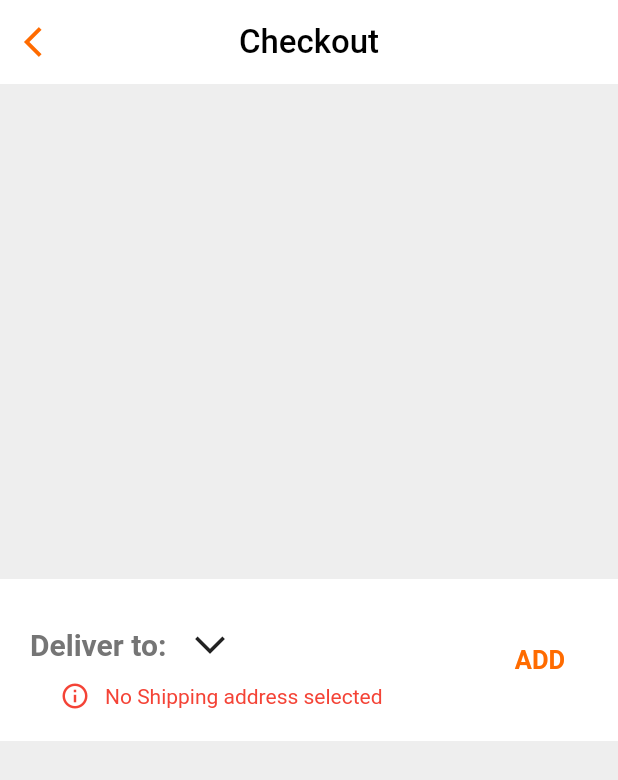
After one commit to LogicKahanHai/Flutter-Customer-App, a Flutter app: the CartPage screen opened directly, on a phone screen of 412 x 824 dp. The commit adds this screen. Shown: the top 780 px of the screen. Run offline on Flutter 3.47's test engine with Material 2 defaults, Android fonts, the phone set to English and light mode, and no system bars; our stand-ins replace bloc, carousel_slider, equatable, flutter_animate, flutter_bloc, google_fonts and 2 more.

Commit message:
Cart Page in progress with some hot-fixes in Product UI
Changes in this commit: -
1. Added Cart Teaser on Product Page.
2. Made the Address component globally accessible and updatable (will be).
3. started building the Cart UI.

```diff
--- /dev/null
+++ b/lib/common/components/address.dart
@@ -0,0 +1,138 @@
+// ignore_for_file: library_private_types_in_public_api
+
+import 'dart:io';
+
+import 'package:flutter/material.dart';
+
+class AddressContainer extends StatefulWidget {
+  const AddressContainer({Key? key}) : super(key: key);
+
+  @override
+  _AddressContainerState createState() => _AddressContainerState();
+}
+
+class _AddressContainerState extends State<AddressContainer> {
+  @override
+  Widget build(BuildContext context) {
+    return Platform.isIOS
+        ? Container(
+            width: double.infinity,
+            padding: const EdgeInsets.symmetric(horizontal: 20),
+            color: Colors.white,
+            child: SafeArea(
+              child: Row(
+                mainAxisAlignment: MainAxisAlignment.spaceBetween,
+                children: [
+                  Column(
+                    crossAxisAlignment: CrossAxisAlignment.start,
+                    children: [
+                      Row(
+                        children: [
+                          Text(
+                            'Deliver to: ',
+                            style: TextStyle(
+                              fontSize: 20,
+                              fontWeight: FontWeight.bold,
+                              color: Colors.grey.shade600,
+                            ),
+                          ),
+                          RotatedBox(
+                            quarterTurns: 3,
+                            child: IconButton(
+                              onPressed: () {},
+                              icon: const Icon(Icons.arrow_back_ios_new),
+                            ),
+                          )
+                        ],
+                      ),
+                      const Row(
+                        children: [
+                          SizedBox(width: 20),
+                          Icon(
+                            Icons.info_outline,
+                            color: Colors.red,
+                            size: 20,
+                          ),
+                          SizedBox(width: 10),
+                          Text(
+                            'No Shipping address selected',
+                            style: TextStyle(color: Colors.red),
+                          )
+                        ],
+                      ),
+                      const SizedBox(height: 15),
+                    ],
+                  ),
+                  TextButton(
+                    onPressed: () {},
+                    child: const Text(
+                      'ADD',
+                      style: TextStyle(
+                        fontWeight: FontWeight.bold,
+                        fontSize: 17,
+                      ),
+                    ),
+                  )
+                ],
+              ),
+            ),
+          )
+        : Container(
+            width: double.infinity,
+            padding: const EdgeInsets.all(20),
+            color: Colors.white,
+            child: Row(
+              mainAxisAlignment: MainAxisAlignment.spaceBetween,
+              children: [
+                Column(
+                  crossAxisAlignment: CrossAxisAlignment.start,
+                  children: [
+                    Row(
+                      children: [
+                        Text(
+                          'Deliver to: ',
+                          style: TextStyle(
+                            fontSize: 20,
+                            fontWeight: FontWeight.bold,
+                            color: Colors.grey.shade600,
+                          ),
+                        ),
+                        RotatedBox(
+                            quarterTurns: 3,
+                            child: IconButton(
+                                onPressed: () {},
+                                icon: const Icon(Icons.arrow_back_ios_new)))
+                      ],
+                    ),
+                    const Row(
+                      children: [
+                        SizedBox(width: 20),
+                        Icon(
+                          Icons.info_outline,
+                          color: Colors.red,
+                          size: 20,
+                        ),
+                        SizedBox(width: 10),
+                        Text(
+                          'No Shipping address selected',
+                          style: TextStyle(color: Colors.red),
+                        )
+                      ],
+                    )
+                  ],
+                ),
+                TextButton(
+                  onPressed: () {},
+                  child: const Text(
+                    'ADD',
+                    style: TextStyle(
+                      fontWeight: FontWeight.bold,
+                      fontSize: 17,
+                    ),
+                  ),
+                )
+              ],
+            ),
+          );
+  }
+}
--- /dev/null
+++ b/lib/common/components/common_components.dart
@@ -0,0 +1 @@
+export 'address.dart';
--- a/lib/constants/theme.dart
+++ b/lib/constants/theme.dart
@@ -1,3 +1,5 @@
+import 'dart:io';
+
 import 'package:flutter/material.dart';
 import 'package:google_fonts/google_fonts.dart';
 
@@ -18,7 +20,7 @@ class PKTheme {
         color: primaryColor,
       ),
     ),
-    fontFamily: GoogleFonts.dmSans().fontFamily,
+    fontFamily: Platform.isIOS ? GoogleFonts.dmSans().fontFamily : null,
     textTheme: const TextTheme(
       displaySmall: TextStyle(
         color: primaryColor,
--- a/lib/models/cart_item_model.dart
+++ b/lib/models/cart_item_model.dart
@@ -61,4 +61,7 @@ class CartItemModel {
           product.selectedVariant,
         ).salePrice,
         quantity = 1;
+
+  double get total =>
+      regPrice != salePrice ? salePrice * quantity : regPrice * quantity;
 }
--- a/lib/reusable/bottom_nav_bar.dart
+++ b/lib/reusable/bottom_nav_bar.dart
@@ -17,16 +17,18 @@ Widget bottomNavBar({
       switch (index) {
         case 0:
           if (currentPage != 'home') {
+            //FIXME: This should basically pop the stack till home page and not push a new page, because new page loads again and calls the server again.
             Navigator.pushReplacement(
                 context,
                 RouteAnimations(
                   nextPage: const HomePage(),
-                  animationDirection: AnimationDirection.leftToRight,
+                  animationDirection: AnimationDirection.rightToLeft,
                 ).createRoute());
           }
           break;
         case 1:
           if (currentIndex != 1) {
+            //FIXME: This is a temporary fix, remove this when the "Saved/bookmark page" is ready.
             ScaffoldMessenger.of(context).showSnackBar(
               const SnackBar(
                 content: Text('Coming soon'),
@@ -46,6 +48,7 @@ Widget bottomNavBar({
           break;
         case 2:
           if (currentIndex != 2) {
+            //FIXME: This is a temporary fix, remove this when the "Profile page" is ready.
             ScaffoldMessenger.of(context).showSnackBar(
               const SnackBar(
                 content: Text('Coming soon'),
@@ -65,6 +68,7 @@ Widget bottomNavBar({
           break;
         case 3:
           if (currentIndex != 3) {
+            //FIXME: This is a temporary fix, remove this when the "Cart page" is ready.
             ScaffoldMessenger.of(context).showSnackBar(
               const SnackBar(
                 content: Text('Coming soon'),
--- /dev/null
+++ b/lib/screens/cart/ui/cart_page.dart
@@ -0,0 +1,51 @@
+// ignore_for_file: library_private_types_in_public_api
+
+import 'package:flutter/material.dart';
+import 'package:pk_customer_app/common/components/common_components.dart';
+import 'package:pk_customer_app/constants/route_animations.dart';
+import 'package:pk_customer_app/screens/home/ui/home_page.dart';
+
+class CartPage extends StatefulWidget {
+  const CartPage({Key? key}) : super(key: key);
+
+  @override
+  _CartPageState createState() => _CartPageState();
+}
+
+class _CartPageState extends State<CartPage> {
+  @override
+  Widget build(BuildContext context) {
+    return Scaffold(
+      backgroundColor: Colors.grey.shade200,
+      appBar: AppBar(
+        elevation: 0,
+        centerTitle: true,
+        title: const Text('Checkout',
+            style: TextStyle(fontSize: 22, color: Colors.black)),
+        leading: IconButton(
+          onPressed: () => Navigator.pushAndRemoveUntil(
+              context,
+              RouteAnimations(
+                nextPage: const HomePage(),
+                animationDirection: AnimationDirection.rightToLeft,
+              ).createRoute(),
+              (route) => false),
+          icon: const Icon(Icons.arrow_back_ios),
+        ),
+      ),
+      body: Center(
+          child: Container(
+        child: const SingleChildScrollView(
+          physics: BouncingScrollPhysics(),
+          child: Column(
+            children: [
+              const SizedBox(height: 20),
+              AddressContainer(),
+              const SizedBox(height: 20),
+            ],
+          ),
+        ),
+      )),
+    );
+  }
+}
--- a/lib/screens/home/ui/home_page.dart
+++ b/lib/screens/home/ui/home_page.dart
@@ -2,6 +2,7 @@ import 'package:flutter/material.dart';
 import 'package:flutter_animate/flutter_animate.dart';
 import 'package:flutter_bloc/flutter_bloc.dart';
 import 'package:pk_customer_app/common/blocs/export_blocs.dart';
+import 'package:pk_customer_app/common/components/common_components.dart';
 import 'package:pk_customer_app/constants/theme.dart';
 import 'package:pk_customer_app/reusable/bottom_nav_bar.dart';
 import 'package:pk_customer_app/screens/home/bloc/home_bloc.dart';
@@ -77,7 +78,7 @@ class _HomePageState extends State<HomePage>
                     create: (context) => HomeBloc(),
                     child: Column(
                       children: [
-                        const HomeAddressSelectComponent()
+                        const AddressContainer()
                             .animate(controller: _animationController)
                             .fade(
                               delay: 0.ms,
--- a/lib/screens/product/components/pdt_components.dart
+++ b/lib/screens/product/components/pdt_components.dart
@@ -5,3 +5,4 @@ export 'pincode_component.dart';
 export 'in_fo_gredients.dart';
 export 'reviews_component.dart';
 export 'size_qty.dart';
+export 'cart_teaser.dart';
```
Also changed, not shown: lib/models/cart_model.dart (+7 -1 lines), lib/screens/product/components/buy_cart_buttons.dart (+10 -4 lines), lib/screens/product/components/cart_teaser.dart (added, +96 -0 lines), lib/screens/product/ui/product_page.dart (+35 -4 lines), lib/screens/cart/components/address.dart (added).
